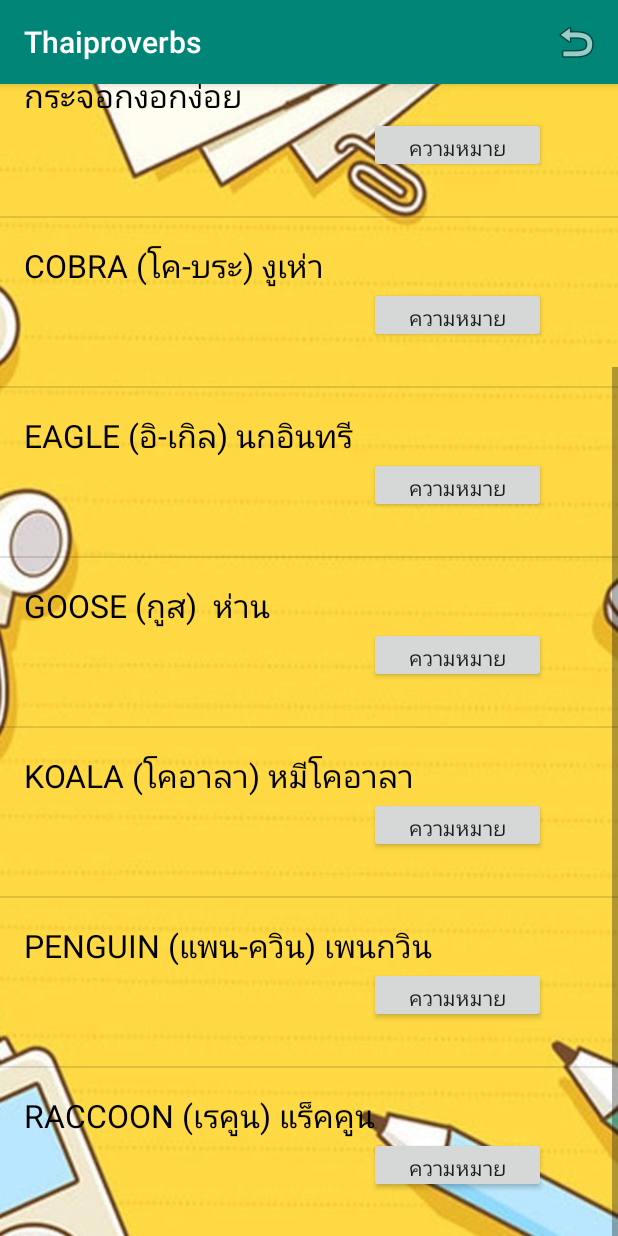
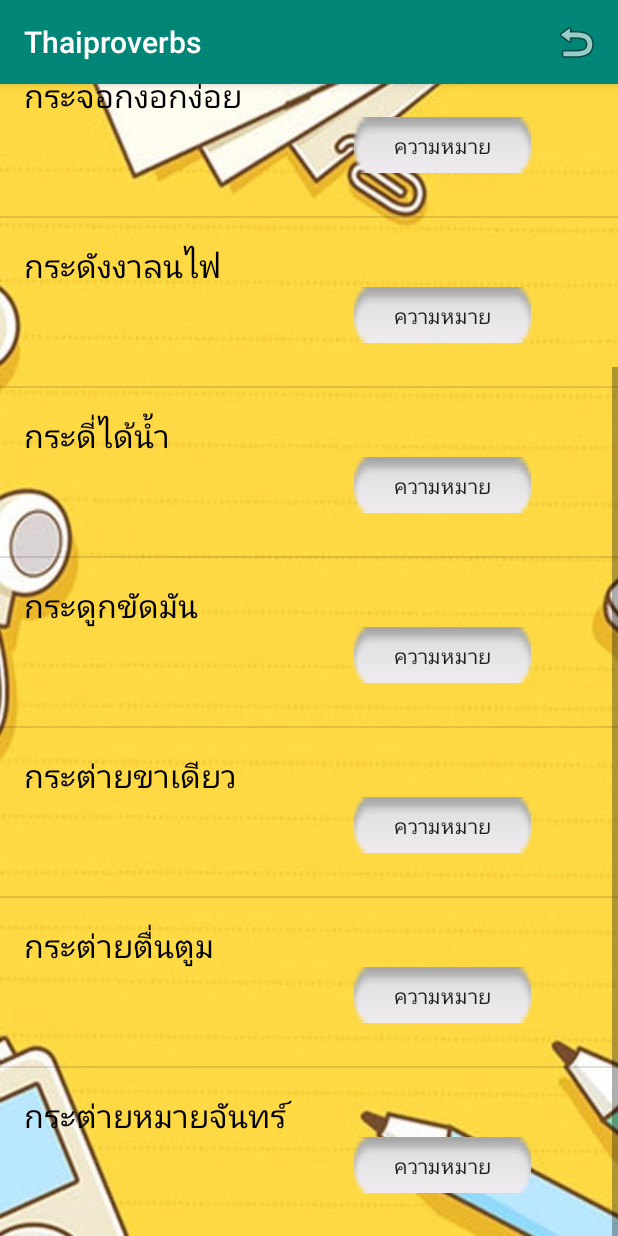
Before and after one commit to Mobidic26869/project, an Android app: the ListFragment screen opened through its navigation route, scrolled down 537 dp, on a phone screen of 412 x 824 dp. Run offline under Robolectric (Android 15) with nearby library versions, the phone set to English and light mode, and no system bars; our stand-ins replace data binding, navigation-ui.

Commit message:
add file

```diff
--- a/app/src/main/java/buu/lucio/thaiproverbs/AboutFragment.kt
+++ b/app/src/main/java/buu/lucio/thaiproverbs/AboutFragment.kt
@@ -6,6 +6,8 @@ import android.os.Bundle
 import android.view.*
 import androidx.fragment.app.Fragment
 import androidx.core.app.ShareCompat
+import androidx.databinding.DataBindingUtil.setContentView
+import androidx.navigation.findNavController
 
 /**
  * A simple [Fragment] subclass.
@@ -14,24 +16,20 @@ class AboutFragment : Fragment() {
 
     override fun onCreateView(inflater: LayoutInflater, container: ViewGroup?,
                                 savedInstanceState: Bundle?): View? {
-        // Inflate the layout for this fragment
+
         setHasOptionsMenu(true)
         return inflater.inflate(R.layout.fragment_about, container, false)
     }
 
     override fun onCreateOptionsMenu(menu: Menu, inflater: MenuInflater) {
-        if (menu != null) {
-            if (inflater != null) {
-                super.onCreateOptionsMenu(menu, inflater)
-            }
-        }
+        super.onCreateOptionsMenu(menu, inflater)
         inflater?.inflate(R.menu.share, menu)
     }
 
     override fun onOptionsItemSelected(item: MenuItem): Boolean {
-        when (item.itemId) {
+       when (item.itemId) {
             R.id.shareMenu -> onShare()
-        }
+       }
         return super.onOptionsItemSelected(item)
     }
 
@@ -46,6 +44,4 @@ class AboutFragment : Fragment() {
 
         }
     }
-
-
 }
--- a/app/src/main/java/buu/lucio/thaiproverbs/ListFragment.kt
+++ b/app/src/main/java/buu/lucio/thaiproverbs/ListFragment.kt
@@ -1,6 +1,8 @@
 package buu.lucio.thaiproverbs
 
 
+import android.content.Intent
+import android.content.Intent.getIntent
 import android.os.Bundle
 import android.view.*
 import androidx.fragment.app.Fragment
@@ -22,15 +24,12 @@ import kotlinx.android.synthetic.main.list_item.*
  */
 class   ListFragment : Fragment() {
 
-
     override fun onCreateView(
         inflater: LayoutInflater,
         container: ViewGroup?,
         savedInstanceState: Bundle?
     ): View? {
         val binding = DataBindingUtil.inflate<FragmentListBinding>(inflater, R.layout.fragment_list, container, false)
-        val type1 = R.id.category1_button
-        val type2 = R.id.category2_button
 
 
         var arrList: ArrayList<ListData> = ArrayList()
@@ -38,22 +37,15 @@ class   ListFragment : Fragment() {
         arrList.add(ListData("กงเกวียนกำเกวียน"))
         arrList.add(ListData("กบเกิดใต้บัวบาน"))
         arrList.add(ListData("กระจอกงอกง่อย"))
-
-
-
-        arrList.add(ListData("COBRA (โค-บระ) งูเห่า"))
-        arrList.add(ListData("EAGLE (อิ-เกิล) นกอินทรี"))
-        arrList.add(ListData("GOOSE (กูส)  ห่าน"))
-
-
-        arrList.add(ListData("KOALA (โคอาลา) หมีโคอาลา"))
-        arrList.add(ListData("PENGUIN (แพน-ควิน) เพนกวิน"))
-        arrList.add(ListData("RACCOON (เรคูน) แร็คคูน"))
-
+        arrList.add(ListData("กระดังงาลนไฟ"))
+        arrList.add(ListData("กระดี่ได้น้ำ"))
+        arrList.add(ListData("กระดูกขัดมัน"))
+        arrList.add(ListData("กระต่ายขาเดียว"))
+        arrList.add(ListData("กระต่ายตื่นตูม"))
+        arrList.add(ListData("กระต่ายหมายจันทร์"))
 
 
         binding.listView.adapter = this.context?.let { customAdapter(it,arrList) }
-
 
         setHasOptionsMenu(true)
         return binding.root
@@ -67,7 +59,10 @@ class   ListFragment : Fragment() {
     override fun onOptionsItemSelected(item: MenuItem): Boolean {
        when(item.itemId){
            R.id.backMenu -> findNavController().navigate(R.id.action_list_to_category2)
+
        }
         return super.onOptionsItemSelected(item)
     }
+
+
 }
--- a/app/src/main/java/buu/lucio/thaiproverbs/ResultFragment.kt
+++ b/app/src/main/java/buu/lucio/thaiproverbs/ResultFragment.kt
@@ -1,6 +1,8 @@
 package buu.lucio.thaiproverbs
 
 
+import android.content.Context
+import android.content.Intent
 import android.os.Bundle
 import androidx.fragment.app.Fragment
 import android.view.LayoutInflater
@@ -28,6 +30,7 @@ class ResultFragment : Fragment() {
         binding.homeButton.setOnClickListener {view ->
             view.findNavController().navigate(R.id.action_results_to_titleFragment)
         }
+
 
 
 //        var arrList: ArrayList<ListData> = ArrayList()
--- a/app/src/main/java/buu/lucio/thaiproverbs/dataList.kt
+++ b/app/src/main/java/buu/lucio/thaiproverbs/dataList.kt
@@ -1,5 +1,4 @@
 package buu.lucio.thaiproverbs
 
-import android.widget.Button
 
 data class ListData(var name:String)
--- a/app/src/main/res/layout/list_item.xml
+++ b/app/src/main/res/layout/list_item.xml
@@ -23,10 +23,11 @@
             android:textSize="@dimen/textsize_view" />
 
         <Button
-            android:id="@+id/button3"
+            android:id="@+id/mean_Button"
             android:layout_width="118dp"
             android:layout_height="37dp"
-            android:layout_marginLeft="230dp"
+            android:layout_marginLeft="220dp"
+            android:background="@android:drawable/button_onoff_indicator_off"
             android:text="ความหมาย" />
 
 
```
Also changed, not shown: app/src/main/java/buu/lucio/thaiproverbs/CategoryFragment.kt (+11 -3 lines), app/src/main/java/buu/lucio/thaiproverbs/customAdapter.kt (+7 -1 lines).
